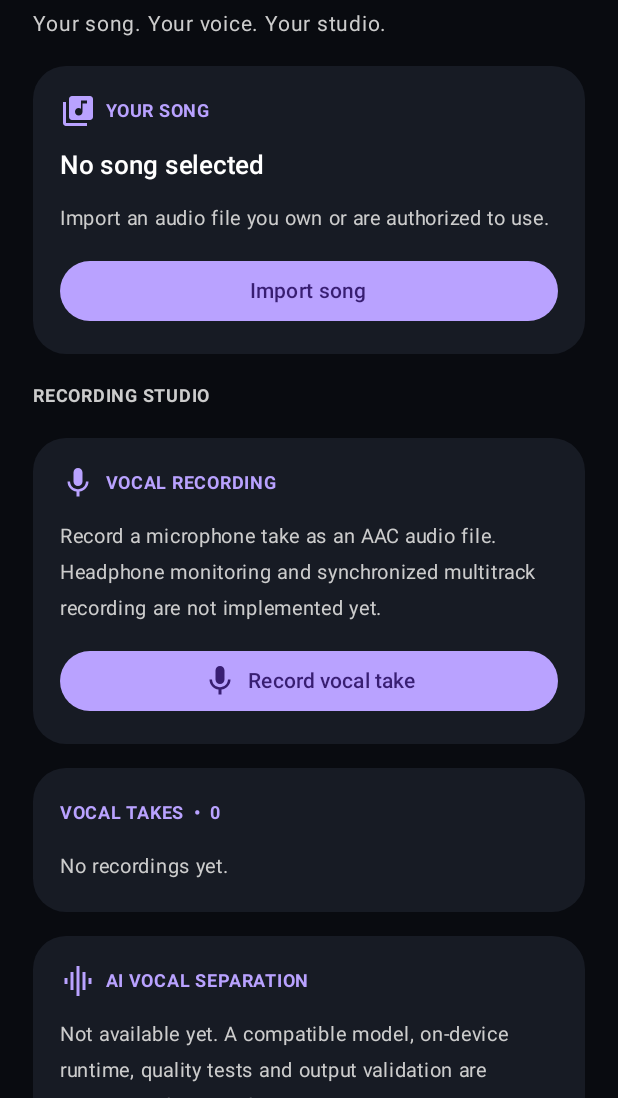
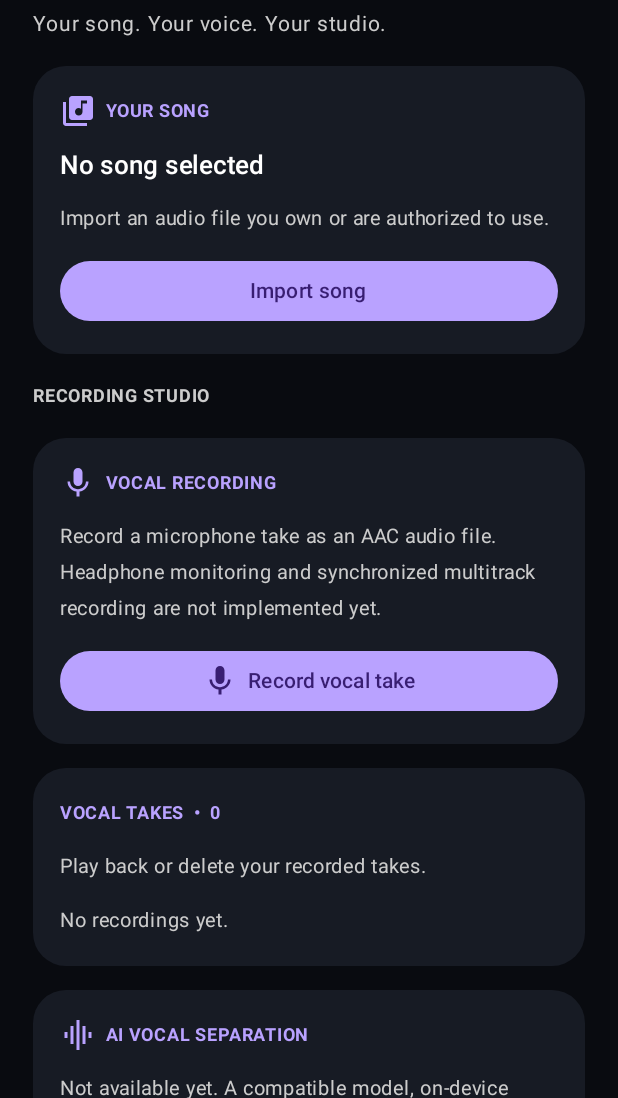
Before and after one commit to Khun19/RZ-AI-Singing-Studio, an Android app built with Jetpack Compose: the screen it shows after launch (MainActivity), on a phone screen of 412 x 824 dp, the part 138-1236 px from its top. Run offline under Robolectric (Android 15) with nearby library versions, the phone set to English and light mode, and no system bars.

Commit message:
ui: explain recorded take playback controls

```diff
--- a/app/src/main/java/com/rzstudio/singing/MainActivity.kt
+++ b/app/src/main/java/com/rzstudio/singing/MainActivity.kt
@@ -261,6 +261,7 @@ private fun SingingStudioApp() {
 
             StudioCard {
                 Text("VOCAL TAKES  •  ${takes.size}", color = StudioAccent, fontWeight = FontWeight.Bold, fontSize = 12.sp)
+                Text("Play back or delete your recorded takes.", color = Color.LightGray, fontSize = 13.sp)
                 if (takes.isEmpty()) {
                     Text("No recordings yet.", color = Color.LightGray, fontSize = 13.sp)
                 } else {
```
